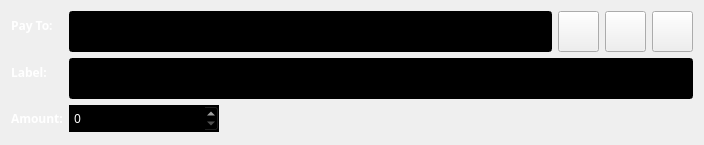
First picture: the form in ui/RecPayItem.ui, repository topten2018/untitled, before the edit.
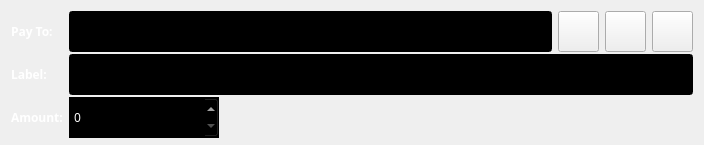
Second picture: the form after the edit. Icons and pictures are not drawn.

```diff
--- a/ui/RecPayItem.ui
+++ b/ui/RecPayItem.ui
@@ -23,8 +23,17 @@
    <bool>false</bool>
   </property>
   <layout class="QFormLayout" name="formLayout">
+   <property name="formAlignment">
+    <set>Qt::AlignLeading|Qt::AlignLeft|Qt::AlignVCenter</set>
+   </property>
    <item row="0" column="0">
     <widget class="QLabel" name="m_lRecPay">
+     <property name="minimumSize">
+      <size>
+       <width>0</width>
+       <height>41</height>
+      </size>
+     </property>
      <property name="font">
       <font>
        <family>Montserrat</family>
@@ -134,6 +143,12 @@
    </item>
    <item row="1" column="0">
     <widget class="QLabel" name="m_lLabel">
+     <property name="minimumSize">
+      <size>
+       <width>0</width>
+       <height>41</height>
+      </size>
+     </property>
      <property name="font">
       <font>
        <family>Montserrat</family>
@@ -167,6 +182,12 @@
    </item>
    <item row="2" column="0">
     <widget class="QLabel" name="m_lAmount">
+     <property name="minimumSize">
+      <size>
+       <width>0</width>
+       <height>41</height>
+      </size>
+     </property>
      <property name="font">
       <font>
        <family>Montserrat</family>
@@ -190,7 +211,7 @@
        <property name="minimumSize">
         <size>
          <width>150</width>
-         <height>27</height>
+         <height>41</height>
         </size>
        </property>
        <property name="font">
@@ -207,6 +228,9 @@
 selection-color: rgb(255, 255, 255);
 </string>
        </property>
+       <property name="maximum">
+        <number>100000000</number>
+       </property>
       </widget>
      </item>
      <item>
```
